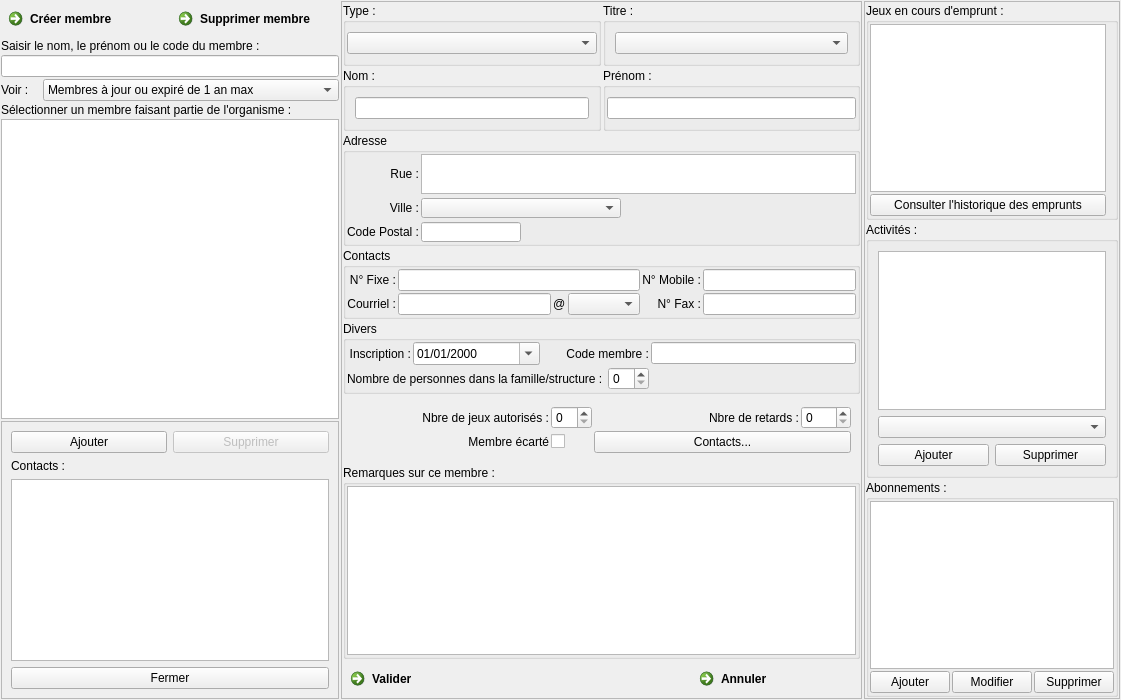
The window that f_membres.ui (nivhg/ludopen) describes before a commit, drawn with Qt 5.
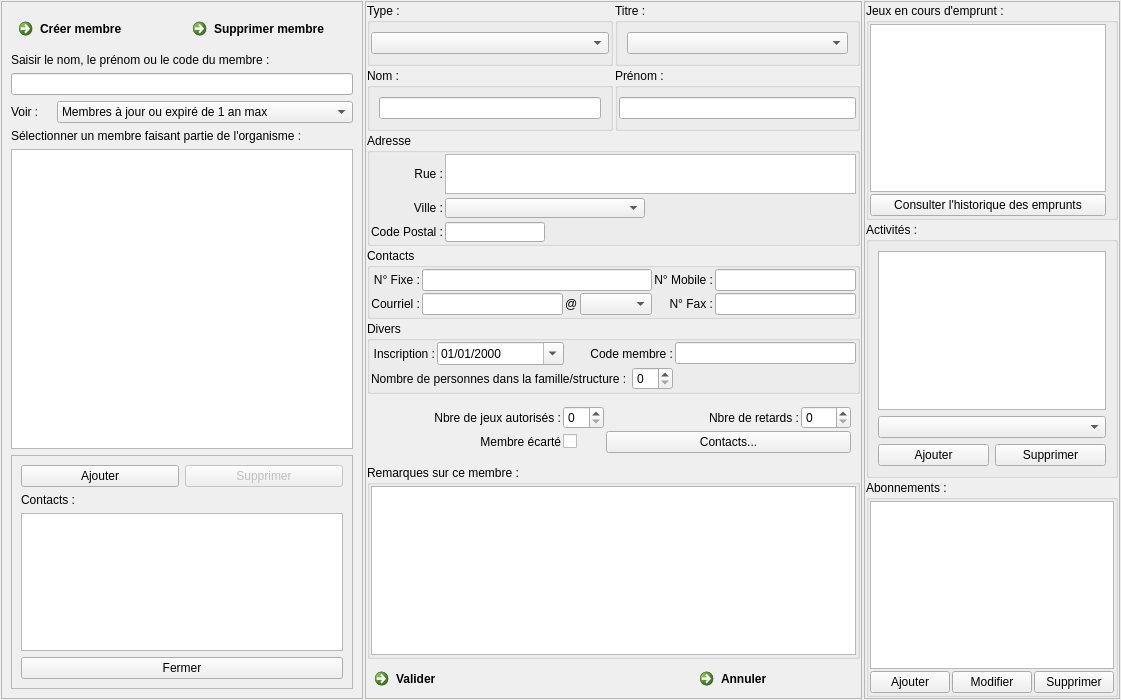
The same window after the commit. Icons and pictures are not drawn.

Commit message: Avant retrait du nb de jeux autorisé pour chaque membre

The edit to the form file:
```diff
--- a/f_membres.ui
+++ b/f_membres.ui
@@ -2406,103 +2406,53 @@
     </widget>
    </item>
    <item row="1" column="0">
-    <layout class="QGridLayout" name="gridLayout_16">
-     <item row="2" column="1" colspan="2">
-      <widget class="QCommandLinkButton" name="Bt_SupprimerMembre">
-       <property name="text">
-        <string>Supprimer membre</string>
-       </property>
-       <property name="icon">
-        <iconset resource="ImagesIcones.qrc">
-         <normaloff>:/BDD_Supprimer.png</normaloff>:/BDD_Supprimer.png</iconset>
-       </property>
-       <property name="iconSize">
-        <size>
-         <width>30</width>
-         <height>30</height>
-        </size>
-       </property>
-      </widget>
-     </item>
-     <item row="2" column="0">
-      <widget class="QCommandLinkButton" name="Bt_AjouterMembre">
-       <property name="text">
-        <string>Créer membre</string>
-       </property>
-       <property name="icon">
-        <iconset resource="ImagesIcones.qrc">
-         <normaloff>:/BBD_Ajouter.png</normaloff>:/BBD_Ajouter.png</iconset>
-       </property>
-       <property name="iconSize">
-        <size>
-         <width>30</width>
-         <height>30</height>
-        </size>
-       </property>
-      </widget>
-     </item>
-     <item row="3" column="0" colspan="3">
-      <widget class="QLabel" name="Lb_RechercheNom">
-       <property name="text">
-        <string>Saisir le nom, le prénom ou le code du membre :</string>
-       </property>
-      </widget>
-     </item>
-     <item row="14" column="0" rowspan="3" colspan="3">
-      <layout class="QGridLayout" name="Gl_Associes"/>
-     </item>
-     <item row="11" column="0" colspan="3">
-      <widget class="QTableView" name="TbW_Recherche">
-       <property name="minimumSize">
-        <size>
-         <width>0</width>
-         <height>300</height>
-        </size>
-       </property>
-       <property name="alternatingRowColors">
-        <bool>true</bool>
-       </property>
-       <property name="selectionMode">
-        <enum>QAbstractItemView::SingleSelection</enum>
-       </property>
-       <property name="selectionBehavior">
-        <enum>QAbstractItemView::SelectRows</enum>
-       </property>
-       <attribute name="verticalHeaderVisible">
-        <bool>false</bool>
-       </attribute>
-      </widget>
-     </item>
-     <item row="5" column="0" rowspan="2" colspan="3">
-      <widget class="QLineEdit" name="LE_Nom"/>
-     </item>
-     <item row="13" column="0" colspan="3">
-      <widget class="QFrame" name="Fr_Associes">
-       <property name="frameShape">
-        <enum>QFrame::StyledPanel</enum>
-       </property>
-       <property name="frameShadow">
-        <enum>QFrame::Raised</enum>
-       </property>
-       <layout class="QGridLayout" name="gridLayout_18">
-        <item row="0" column="0">
-         <widget class="QPushButton" name="Bt_AJouterAssocie">
-          <property name="text">
-           <string>Ajouter</string>
+    <widget class="QFrame" name="frame_3">
+     <property name="frameShape">
+      <enum>QFrame::StyledPanel</enum>
+     </property>
+     <property name="frameShadow">
+      <enum>QFrame::Raised</enum>
+     </property>
+     <layout class="QGridLayout" name="gridLayout_4">
+      <item row="2" column="0" colspan="2">
+       <widget class="QLineEdit" name="LE_Nom"/>
+      </item>
+      <item row="4" column="0" colspan="2">
+       <widget class="QLabel" name="Lb_Associes">
+        <property name="text">
+         <string>Sélectionner un membre faisant partie de l'organisme :</string>
+        </property>
+       </widget>
+      </item>
+      <item row="0" column="1">
+       <widget class="QCommandLinkButton" name="Bt_SupprimerMembre">
+        <property name="text">
+         <string>Supprimer membre</string>
+        </property>
+        <property name="icon">
+         <iconset resource="ImagesIcones.qrc">
+          <normaloff>:/BDD_Supprimer.png</normaloff>:/BDD_Supprimer.png</iconset>
+        </property>
+        <property name="iconSize">
+         <size>
+          <width>30</width>
+          <height>30</height>
+         </size>
+        </property>
+       </widget>
+      </item>
+      <item row="3" column="0" colspan="2">
+       <layout class="QHBoxLayout" name="horizontalLayout_4">
+        <item>
+         <widget class="QLabel" name="Lb_Filtre">
+          <property name="maximumSize">
+           <size>
+            <width>40</width>
+            <height>16777215</height>
+           </size>
           </property>
-          <property name="icon">
-           <iconset resource="ImagesIcones.qrc">
-            <normaloff>:/Ajouter.png</normaloff>:/Ajouter.png</iconset>
-          </property>
-         </widget>
-        </item>
-        <item row="0" column="1">
-         <widget class="QPushButton" name="Bt_SupprimerAssocie">
-          <property name="enabled">
-           <bool>false</bool>
-          </property>
           <property name="text">
-           <string>Supprimer</string>
+           <string>Voir :</string>
           </property>
           <property name="icon">
            <iconset resource="ImagesIcones.qrc">
@@ -2510,88 +2460,147 @@
           </property>
          </widget>
         </item>
-        <item row="2" column="0" colspan="2">
-         <widget class="QTableView" name="TbW_Associes">
-          <property name="alternatingRowColors">
-           <bool>true</bool>
-          </property>
-          <property name="selectionMode">
-           <enum>QAbstractItemView::SingleSelection</enum>
-          </property>
-          <property name="selectionBehavior">
-           <enum>QAbstractItemView::SelectRows</enum>
-          </property>
-          <attribute name="verticalHeaderVisible">
-           <bool>false</bool>
-          </attribute>
-         </widget>
-        </item>
-        <item row="1" column="0">
-         <widget class="QLabel" name="Lb_Associes_2">
-          <property name="text">
-           <string>Contacts :</string>
-          </property>
-         </widget>
-        </item>
-        <item row="3" column="0" colspan="2">
-         <widget class="QPushButton" name="Bt_ValiderAssocies">
-          <property name="text">
-           <string>Fermer</string>
-          </property>
+        <item>
+         <widget class="QComboBox" name="CBx_Filtre">
+          <item>
+           <property name="text">
+            <string>Membres à jour ou expiré de 1 an max</string>
+           </property>
+          </item>
+          <item>
+           <property name="text">
+            <string>Membres avec adhésion expirée &gt; 1 an</string>
+           </property>
+          </item>
+          <item>
+           <property name="text">
+            <string>Membres sans adhésion</string>
+           </property>
+          </item>
+          <item>
+           <property name="text">
+            <string>Membres associés à une collectivité</string>
+           </property>
+          </item>
          </widget>
         </item>
        </layout>
-      </widget>
-     </item>
-     <item row="10" column="0" colspan="3">
-      <widget class="QLabel" name="Lb_Associes">
-       <property name="text">
-        <string>Sélectionner un membre faisant partie de l'organisme :</string>
-       </property>
-      </widget>
-     </item>
-     <item row="8" column="0" colspan="3">
-      <layout class="QHBoxLayout" name="horizontalLayout_4">
-       <item>
-        <widget class="QLabel" name="label">
-         <property name="maximumSize">
-          <size>
-           <width>40</width>
-           <height>16777215</height>
-          </size>
-         </property>
-         <property name="text">
-          <string>Voir :</string>
-         </property>
-        </widget>
-       </item>
-       <item>
-        <widget class="QComboBox" name="comboBox">
-         <item>
-          <property name="text">
-           <string>Membres à jour ou expiré de 1 an max</string>
-          </property>
+      </item>
+      <item row="5" column="0" colspan="2">
+       <widget class="QTableView" name="TbW_Recherche">
+        <property name="minimumSize">
+         <size>
+          <width>0</width>
+          <height>300</height>
+         </size>
+        </property>
+        <property name="alternatingRowColors">
+         <bool>true</bool>
+        </property>
+        <property name="selectionMode">
+         <enum>QAbstractItemView::SingleSelection</enum>
+        </property>
+        <property name="selectionBehavior">
+         <enum>QAbstractItemView::SelectRows</enum>
+        </property>
+        <attribute name="verticalHeaderVisible">
+         <bool>false</bool>
+        </attribute>
+       </widget>
+      </item>
+      <item row="0" column="0">
+       <widget class="QCommandLinkButton" name="Bt_AjouterMembre">
+        <property name="text">
+         <string>Créer membre</string>
+        </property>
+        <property name="icon">
+         <iconset resource="ImagesIcones.qrc">
+          <normaloff>:/BBD_Ajouter.png</normaloff>:/BBD_Ajouter.png</iconset>
+        </property>
+        <property name="iconSize">
+         <size>
+          <width>30</width>
+          <height>30</height>
+         </size>
+        </property>
+       </widget>
+      </item>
+      <item row="1" column="0" colspan="2">
+       <widget class="QLabel" name="Lb_RechercheNom">
+        <property name="text">
+         <string>Saisir le nom, le prénom ou le code du membre :</string>
+        </property>
+       </widget>
+      </item>
+      <item row="6" column="0" colspan="2">
+       <widget class="QFrame" name="Fr_Associes">
+        <property name="frameShape">
+         <enum>QFrame::StyledPanel</enum>
+        </property>
+        <property name="frameShadow">
+         <enum>QFrame::Raised</enum>
+        </property>
+        <layout class="QGridLayout" name="gridLayout_18">
+         <item row="0" column="0">
+          <widget class="QPushButton" name="Bt_AJouterAssocie">
+           <property name="text">
+            <string>Ajouter</string>
+           </property>
+           <property name="icon">
+            <iconset resource="ImagesIcones.qrc">
+             <normaloff>:/Ajouter.png</normaloff>:/Ajouter.png</iconset>
+           </property>
+          </widget>
          </item>
-         <item>
-          <property name="text">
-           <string>Membres avec adhésion expirée &gt; 1 an</string>
-          </property>
+         <item row="0" column="1">
+          <widget class="QPushButton" name="Bt_SupprimerAssocie">
+           <property name="enabled">
+            <bool>false</bool>
+           </property>
+           <property name="text">
+            <string>Supprimer</string>
+           </property>
+           <property name="icon">
+            <iconset resource="ImagesIcones.qrc">
+             <normaloff>:/Supprimer.png</normaloff>:/Supprimer.png</iconset>
+           </property>
+          </widget>
          </item>
-         <item>
-          <property name="text">
-           <string>Membres sans adhésion</string>
-          </property>
+         <item row="2" column="0" colspan="2">
+          <widget class="QTableView" name="TbW_Associes">
+           <property name="alternatingRowColors">
+            <bool>true</bool>
+           </property>
+           <property name="selectionMode">
+            <enum>QAbstractItemView::SingleSelection</enum>
+           </property>
+           <property name="selectionBehavior">
+            <enum>QAbstractItemView::SelectRows</enum>
+           </property>
+           <attribute name="verticalHeaderVisible">
+            <bool>false</bool>
+           </attribute>
+          </widget>
          </item>
-         <item>
-          <property name="text">
-           <string>Membres associés à une collectivité</string>
-          </property>
+         <item row="1" column="0">
+          <widget class="QLabel" name="Lb_Associes_2">
+           <property name="text">
+            <string>Contacts :</string>
+           </property>
+          </widget>
          </item>
-        </widget>
-       </item>
-      </layout>
-     </item>
-    </layout>
+         <item row="3" column="0" colspan="2">
+          <widget class="QPushButton" name="Bt_ValiderAssocies">
+           <property name="text">
+            <string>Fermer</string>
+           </property>
+          </widget>
+         </item>
+        </layout>
+       </widget>
+      </item>
+     </layout>
+    </widget>
    </item>
   </layout>
  </widget>
```
Left out of the diff: 966 changed lines with no effect on the pictures. The commit also changes 12 other files.
